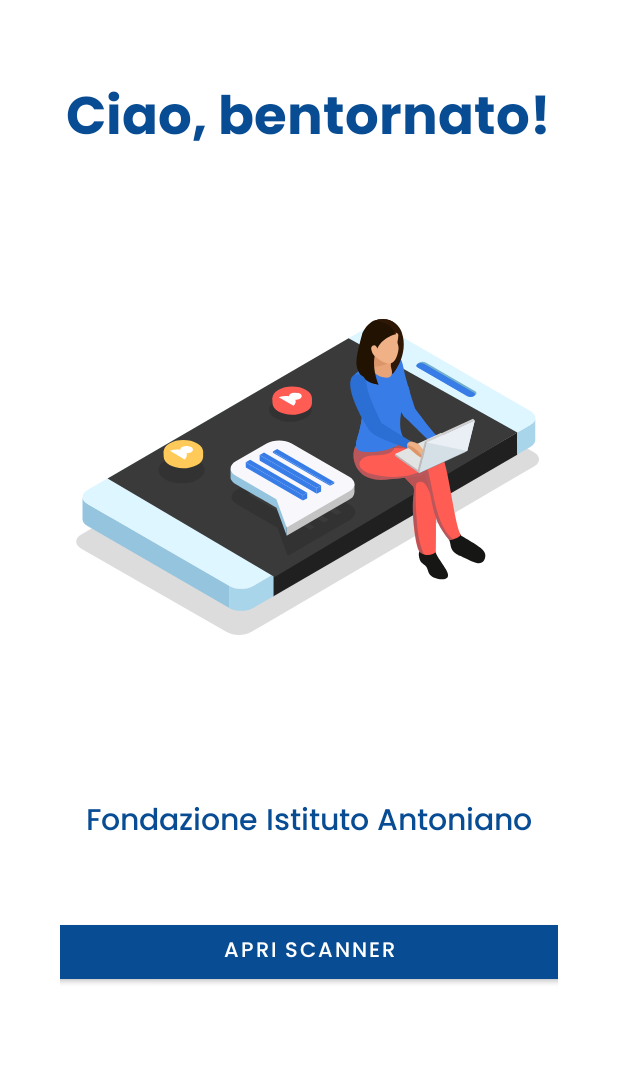
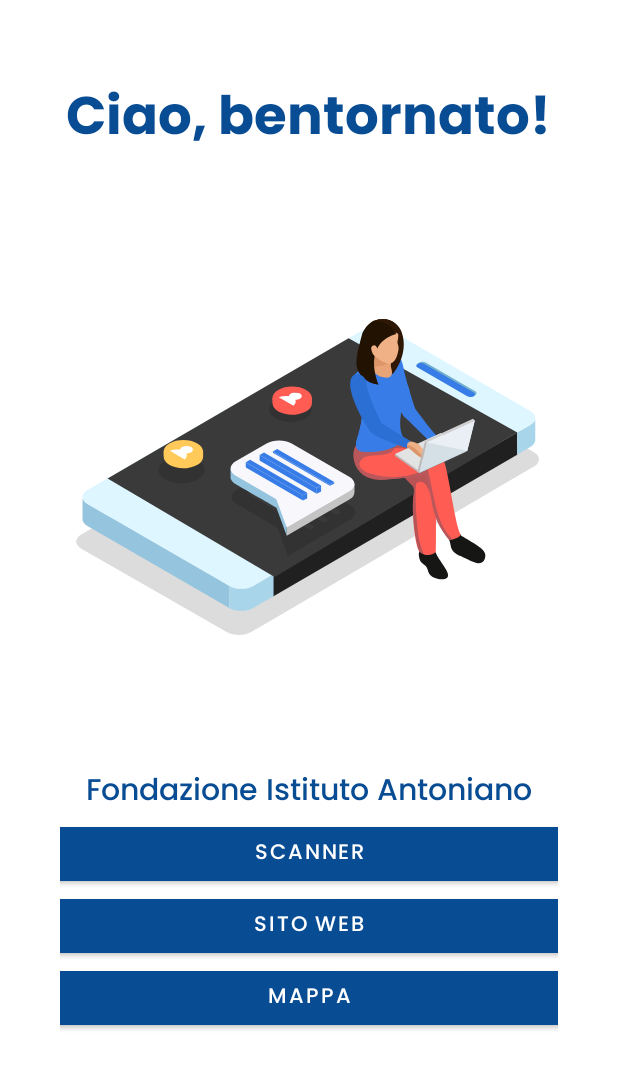
Before and after one commit to alessandroquirile/Augmentus, an Android app: the HomePageActivity screen opened directly, with no data from a screen before it, on a phone screen of 412 x 824 dp. Shown: the top 1069 px of the screen. Run offline under Robolectric (Android 15) with nearby library versions, the phone set to English and light mode, and no system bars.

Commit message:
New features and GUI improvements

```diff
--- a/app/src/main/java/com/antoniano/tirociniolite/controllers/HomePageActivityController.java
+++ b/app/src/main/java/com/antoniano/tirociniolite/controllers/HomePageActivityController.java
@@ -3,7 +3,6 @@
 import android.content.Intent;
 import android.net.Uri;
 import android.widget.Button;
-import android.widget.TextView;
 
 import com.antoniano.tirociniolite.factories.ARScannerFactory;
 import com.antoniano.tirociniolite.interfaces.ARScanner;
@@ -22,7 +21,23 @@
 
     public void setListeners() {
         setListenerOnButtonScan(homePageActivity.getButtonScan());
-        setListenerOnTextViewFondazione(homePageActivity.getTextViewFondazione());
+        setListenerOnButtonSitoWeb(homePageActivity.getButtonSitoWeb());
+        setListenerOnButtonMappa(homePageActivity.getButtonMappa());
+    }
+
+    private void setListenerOnButtonMappa(Button buttonMappa) {
+        buttonMappa.setOnClickListener(view -> {
+            Intent intent = new Intent(Intent.ACTION_VIEW, Uri.parse("geo:40.822860,14.356440?q=40.822860,14.356440(Label+Name)"));
+            homePageActivity.startActivity(intent);
+        });
+    }
+
+    private void setListenerOnButtonSitoWeb(Button buttonSitoWeb) {
+        buttonSitoWeb.setOnClickListener(view -> {
+            String url = "https://www.istitutoantoniano.it";
+            Intent browserIntent = new Intent(Intent.ACTION_VIEW, Uri.parse(url));
+            homePageActivity.startActivity(browserIntent);
+        });
     }
 
     private void setListenerOnButtonScan(Button buttonScan) {
@@ -33,11 +48,4 @@
             arScanner.scan(view.getContext());
         });
     }
-
-    private void setListenerOnTextViewFondazione(TextView textViewFondazione) {
-        textViewFondazione.setOnClickListener(view -> {
-            Intent intent = new Intent(Intent.ACTION_VIEW, Uri.parse("geo:40.822860,14.356440?q=40.822860,14.356440(Label+Name)"));
-            homePageActivity.startActivity(intent);
-        });
-    }
 }
--- a/app/src/main/java/com/antoniano/tirociniolite/views/HomePageActivity.java
+++ b/app/src/main/java/com/antoniano/tirociniolite/views/HomePageActivity.java
@@ -2,7 +2,6 @@
 
 import android.os.Bundle;
 import android.widget.Button;
-import android.widget.TextView;
 
 import androidx.appcompat.app.AppCompatActivity;
 
@@ -12,7 +11,8 @@
 public class HomePageActivity extends AppCompatActivity {
 
     private Button buttonScan;
-    private TextView textViewFondazione;
+    private Button buttonSitoWeb;
+    private Button buttonMappa;
 
     @Override
     protected void onCreate(Bundle savedInstanceState) {
@@ -25,7 +25,8 @@
 
     public void initViewComponents() {
         buttonScan = findViewById(R.id.button_scan);
-        textViewFondazione = findViewById(R.id.text_view_fondazione);
+        buttonSitoWeb = findViewById(R.id.button_sito_web);
+        buttonMappa = findViewById(R.id.button_mappa);
     }
 
     public void initController() {
@@ -37,7 +38,11 @@
         return buttonScan;
     }
 
-    public TextView getTextViewFondazione() {
-        return textViewFondazione;
+    public Button getButtonSitoWeb() {
+        return buttonSitoWeb;
+    }
+
+    public Button getButtonMappa() {
+        return buttonMappa;
     }
 }
--- a/app/src/main/res/layout/activity_home_page.xml
+++ b/app/src/main/res/layout/activity_home_page.xml
@@ -30,20 +30,48 @@
         android:id="@+id/text_view_fondazione"
         android:layout_width="wrap_content"
         android:layout_height="wrap_content"
-        android:layout_marginTop="20dp"
         android:fontFamily="@font/poppins_medium"
         android:gravity="center"
         android:text="@string/fondazione_istituto_antoniano"
         android:textColor="@color/venice_blue"
         android:textSize="20sp" />
 
+    <androidx.core.widget.NestedScrollView
+        android:layout_width="match_parent"
+        android:layout_height="match_parent">
+
+        <androidx.appcompat.widget.LinearLayoutCompat
+            android:layout_width="match_parent"
+            android:layout_height="wrap_content"
+            android:gravity="center_horizontal"
+            android:orientation="vertical">
+
             <Button
                 android:id="@+id/button_scan"
                 android:layout_width="340sp"
                 android:layout_height="wrap_content"
-        android:layout_marginTop="45sp"
                 android:backgroundTint="@color/venice_blue"
                 android:fontFamily="@font/poppins_medium"
-        android:text="@string/open_scanner" />
+                android:text="@string/scanner" />
+
+            <Button
+                android:id="@+id/button_sito_web"
+                android:layout_width="340sp"
+                android:layout_height="wrap_content"
+                android:backgroundTint="@color/venice_blue"
+                android:fontFamily="@font/poppins_medium"
+                android:text="@string/sito_web" />
+
+            <Button
+                android:id="@+id/button_mappa"
+                android:layout_width="340sp"
+                android:layout_height="wrap_content"
+                android:backgroundTint="@color/venice_blue"
+                android:fontFamily="@font/poppins_medium"
+                android:text="@string/mappa" />
+
+        </androidx.appcompat.widget.LinearLayoutCompat>
+
+    </androidx.core.widget.NestedScrollView>
 
 </LinearLayout>
--- a/app/src/main/res/layout/activity_welcome_page.xml
+++ b/app/src/main/res/layout/activity_welcome_page.xml
@@ -7,7 +7,7 @@
     android:gravity="center_horizontal"
     android:orientation="vertical"
     android:paddingHorizontal="40dp"
-    android:paddingVertical="50dp"
+    android:paddingVertical="80dp"
     tools:context=".views.WelcomePageActivity">
 
     <TextView
--- a/app/src/main/res/values/strings.xml
+++ b/app/src/main/res/values/strings.xml
@@ -1,10 +1,12 @@
 <resources>
     <string name="app_name">Tirocinio Lite</string>
     <string name="fondazione_istituto_antoniano">Fondazione Istituto Antoniano</string>
-    <string name="open_scanner">Apri scanner</string>
     <string name="homepage_image">Homepage image</string>
     <string name="ciao_bentornato">Ciao, bentornato!</string>
     <string name="welcome_title">Benvenuto nella tua app di realtà aumentata!</string>
     <string name="welcome_description">Scannerizza le carte e tuffati in un magico mondo virtuale</string>
     <string name="iniziamo">Iniziamo</string>
+    <string name="sito_web">Sito web</string>
+    <string name="mappa">Mappa</string>
+    <string name="scanner">Scanner</string>
 </resources>
```
Lines whose indentation alone changed are shown as unchanged.
